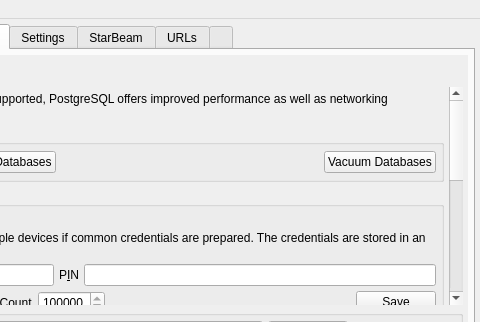
Above: branches/trunk/UI/controlcenter.ui from textbrowser/spot-on before the change; both pictures show x 370 to 850 and y 0 to 322 of the 850 by 550 pixel window. Below: the same form after it.
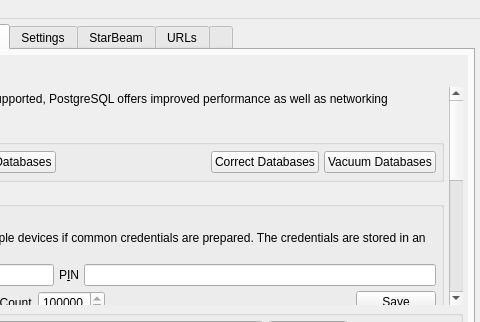
That is the form after the change. The open tabs and pages were chosen to show the change. Icons and pictures are not drawn. Custom widgets are drawn as their Qt base class.

Commit message: Allow correction of URL database entries.

```diff
--- a/branches/trunk/UI/controlcenter.ui
+++ b/branches/trunk/UI/controlcenter.ui
@@ -4068,7 +4068,7 @@
              <x>0</x>
              <y>0</y>
              <width>826</width>
-             <height>448</height>
+             <height>452</height>
             </rect>
            </property>
            <layout class="QVBoxLayout" name="verticalLayout_2">
@@ -4144,8 +4144,8 @@
                 <rect>
                  <x>0</x>
                  <y>0</y>
-                 <width>802</width>
-                 <height>602</height>
+                 <width>798</width>
+                 <height>587</height>
                 </rect>
                </property>
                <layout class="QVBoxLayout" name="verticalLayout_65">
@@ -4260,6 +4260,16 @@
                      </property>
                     </spacer>
                    </item>
+                   <item>
+                    <widget class="QPushButton" name="correctUrlDatabases">
+                     <property name="toolTip">
+                      <string>Remove orphan database entries.</string>
+                     </property>
+                     <property name="text">
+                      <string>Correct Databases</string>
+                     </property>
+                    </widget>
+                   </item>
                    <item>
                     <widget class="QPushButton" name="deleteAllUrls">
                      <property name="toolTip">
```
Left out of the diff: 39 changed lines with no effect on the pictures. The commit also changes 4 other files.
